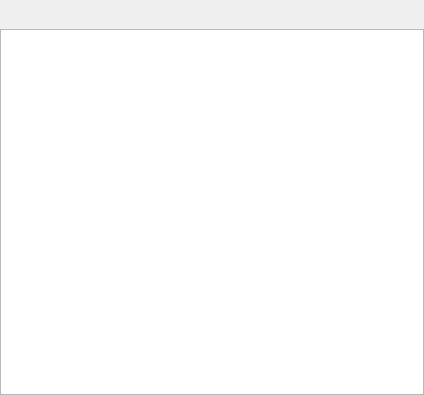
Above: src/radios/radioviewcontainer.ui from strawberrymusicplayer/strawberry before the change. Below: the same form after it.
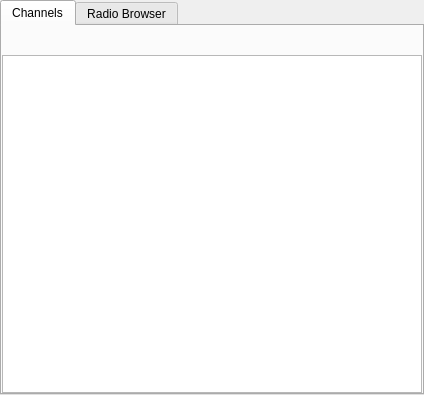
That is the form after the change. Custom widgets are drawn as their Qt base class.

Commit message: Add radio browser support

The edit to the form file:
```diff
--- a/src/radios/radioviewcontainer.ui
+++ b/src/radios/radioviewcontainer.ui
@@ -30,6 +30,31 @@
     <number>0</number>
    </property>
    <item>
+    <widget class="QTabWidget" name="tab_widget">
+     <property name="currentIndex">
+      <number>0</number>
+     </property>
+     <widget class="QWidget" name="tab_channels">
+      <attribute name="title">
+       <string>Channels</string>
+      </attribute>
+      <layout class="QVBoxLayout" name="layout_channels">
+       <property name="spacing">
+        <number>0</number>
+       </property>
+       <property name="leftMargin">
+        <number>0</number>
+       </property>
+       <property name="topMargin">
+        <number>0</number>
+       </property>
+       <property name="rightMargin">
+        <number>0</number>
+       </property>
+       <property name="bottomMargin">
+        <number>0</number>
+       </property>
+       <item>
     <layout class="QHBoxLayout" name="horizontalLayout">
      <item>
       <widget class="QToolButton" name="refresh">
@@ -98,12 +123,26 @@
    </item>
   </layout>
  </widget>
+     <widget class="RadioBrowserSearchView" name="search_view">
+      <attribute name="title">
+       <string>Radio Browser</string>
+      </attribute>
+     </widget>
+    </widget>
+   </item>
+  </layout>
+ </widget>
  <customwidgets>
   <customwidget>
    <class>RadioView</class>
    <extends>QTreeView</extends>
    <header>radios/radioview.h</header>
   </customwidget>
+  <customwidget>
+   <class>RadioBrowserSearchView</class>
+   <extends>QWidget</extends>
+   <header>radios/radiobrowsersearchview.h</header>
+  </customwidget>
  </customwidgets>
  <resources/>
  <connections/>
```
Lines whose indentation alone changed are shown as unchanged. The commit also changes 37 other files.
